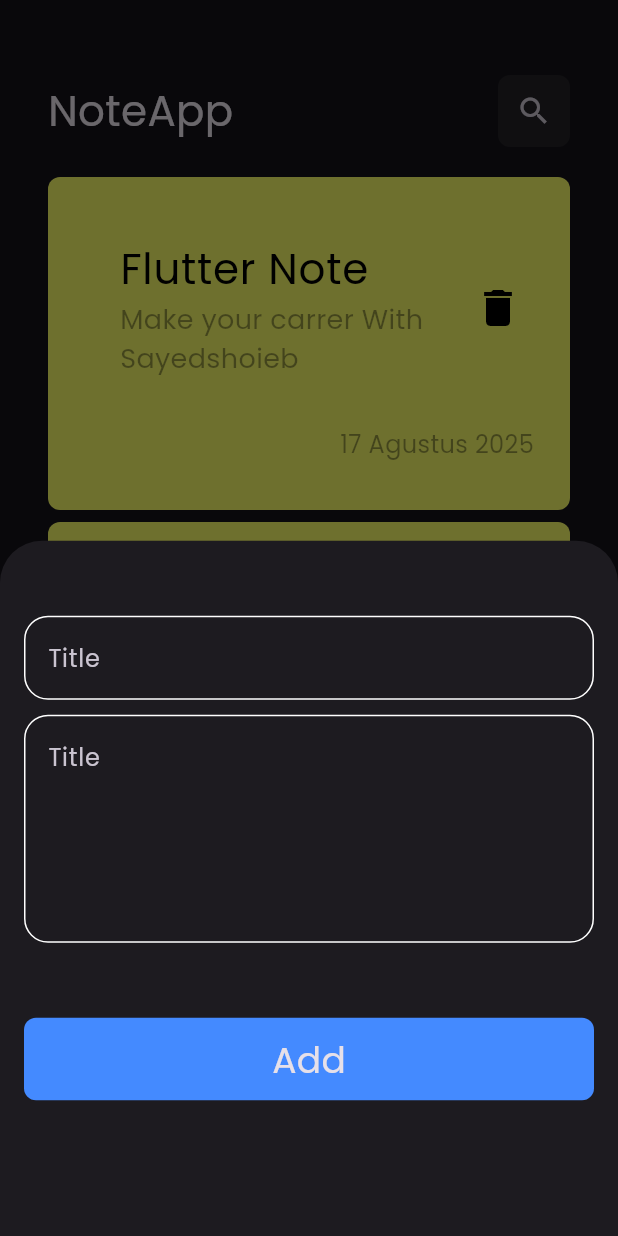
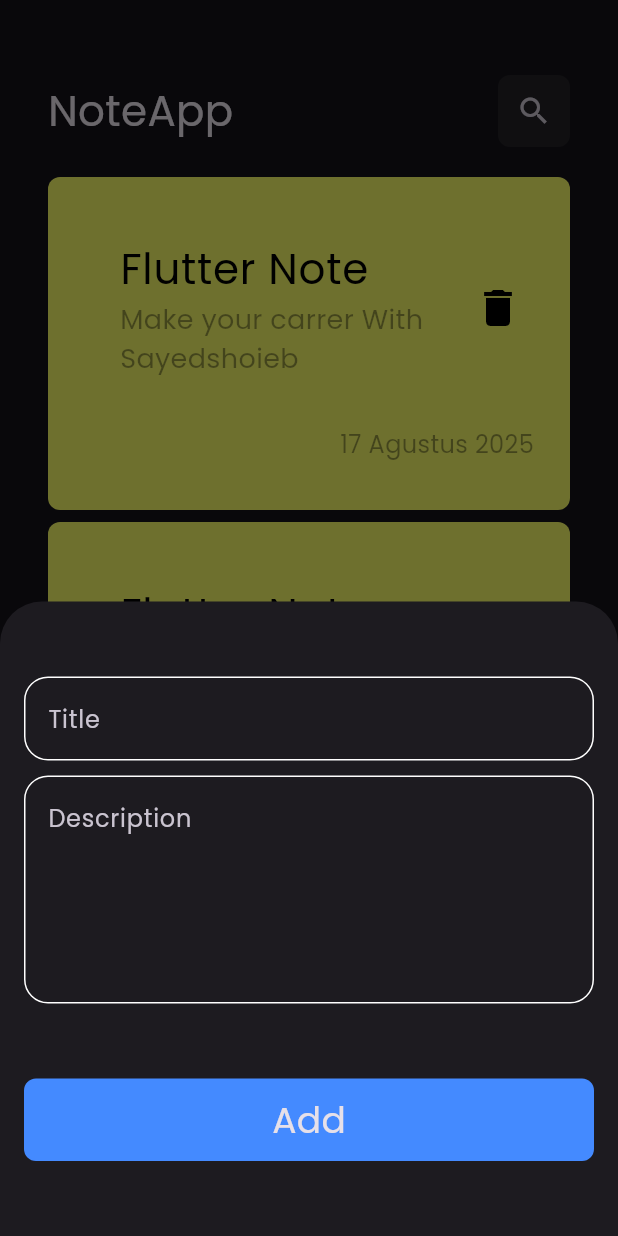
Before and after one commit to sayedsho3eb/note_app, a Flutter app: the screen it shows after launch, after a tap on the "add" icon, on a phone screen of 412 x 824 dp. Run offline on Flutter 3.47's test engine with Material 3 defaults, Android fonts, the phone set to English and light mode, and no system bars.

Commit message:
singel scroll view

```diff
--- a/lib/views/widgets/add_note_button_sheet.dart
+++ b/lib/views/widgets/add_note_button_sheet.dart
@@ -9,6 +9,7 @@ class AddNoteButtonSheet extends StatelessWidget {
   Widget build(BuildContext context) {
     return Padding(
       padding: const EdgeInsets.symmetric(horizontal: 16),
+      child: SingleChildScrollView(
         child: Column(
           children: [
             SizedBox(height: 50),
@@ -17,7 +18,9 @@ class AddNoteButtonSheet extends StatelessWidget {
             CustomTextFieled.CustomTextField(title: 'Description', maxLine: 5),
             SizedBox(height: 50),
             CustomButtom(onTap: () {}),
+            SizedBox(height: 50),
           ],
+        ),
       ),
     );
   }
--- a/lib/views/widgets/custom_text_fiekd.dart
+++ b/lib/views/widgets/custom_text_fiekd.dart
@@ -13,7 +13,7 @@ class CustomTextFieled extends StatelessWidget {
     return TextField(
       maxLines: maxLine,
       decoration: InputDecoration(
-        hintText: 'Title',
+        hintText: title,
 
         border: borderSide(),
         enabledBorder: borderSide(),
```
Lines whose indentation alone changed are shown as unchanged.
